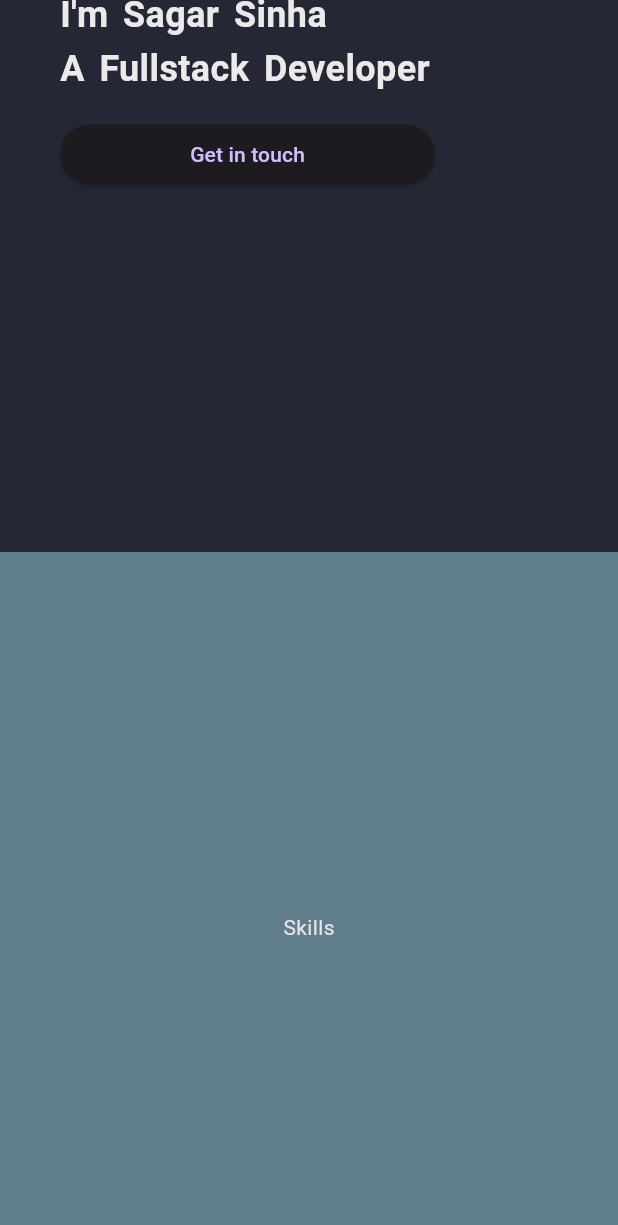
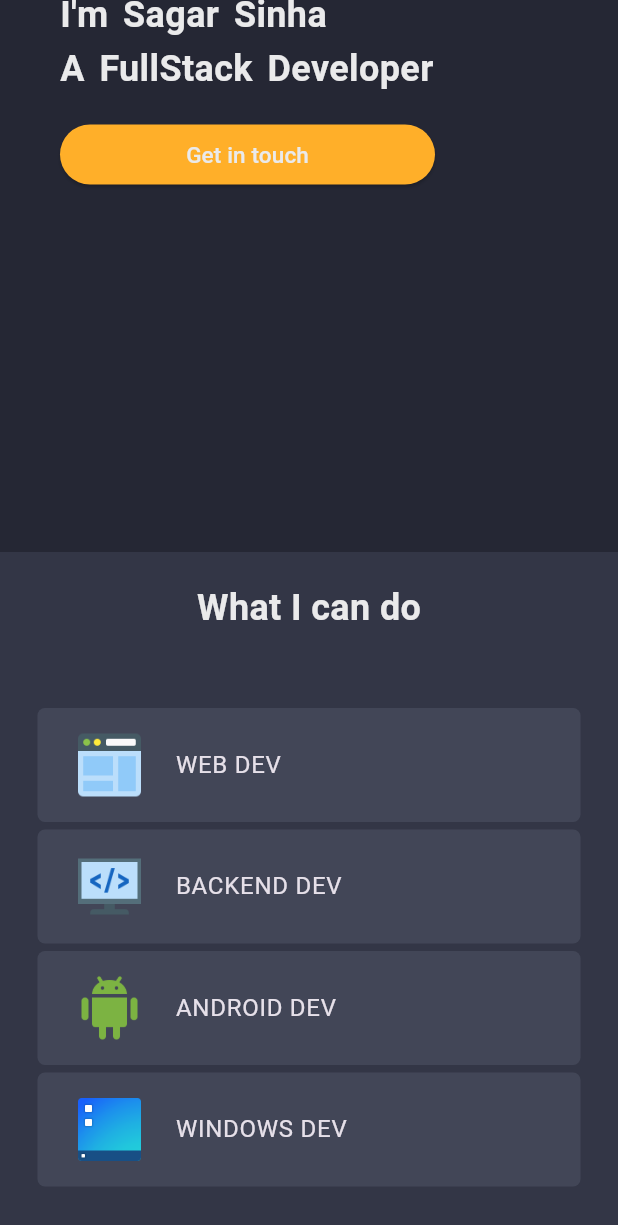
Before and after one commit to sagarsinha1803/portfolio_web, a Flutter app: the screen it shows after launch, scrolled down 576 dp, on a phone screen of 412 x 824 dp. Shown: the top 1225 px of the screen. Run offline on Flutter 3.47's test engine with Material 3 defaults, Android fonts, the phone set to English and light mode, and no system bars.

Commit message:
[feature-branch] - Added skill section for both mobile and desktop view

```diff
--- a/lib/constants/nav_items.dart
+++ b/lib/constants/nav_items.dart
@@ -4,8 +4,8 @@ List<String> navTitles = ["Home", "Skills", "Projects", "Blog", "Contact"];
 
 List<IconData> navIcons = [
   Icons.home,
-  Icons.android_outlined,
-  Icons.back_hand,
+  Icons.handyman_outlined,
+  Icons.apps,
   Icons.web,
   Icons.quick_contacts_mail
 ];
--- a/lib/constants/size.dart
+++ b/lib/constants/size.dart
@@ -1 +1,5 @@
 const double minDesktopWindowWidth = 600.0;
+
+const double minDesktopWindowWidthImage = 600.0;
+
+const double minSkillWindowWidth = 800.0;
--- /dev/null
+++ b/lib/constants/skill_items.dart
@@ -0,0 +1,45 @@
+const List<Map> platformIcon = [
+  {
+    "img": "assets/icons8-web-96.png",
+    "title": "WEB DEV",
+  },
+  {
+    "img": "assets/icons8-programming-96.png",
+    "title": "BACKEND DEV",
+  },
+  {
+    "img": "assets/icons8-android-144.png",
+    "title": "ANDROID DEV",
+  },
+  {
+    "img": "assets/icons8-desktop-96.png",
+    "title": "WINDOWS DEV",
+  },
+];
+
+const List<Map> skillList = [
+  {
+    "img": "assets/icons8-flutter-144.png",
+    "title": "Flutter",
+  },
+  {
+    "img": "assets/icons8-dart-144.png",
+    "title": "Dart",
+  },
+  {
+    "img": "assets/icons8-python-144.png",
+    "title": "Python",
+  },
+  {
+    "img": "assets/icons8-flask-128.png",
+    "title": "Flask",
+  },
+  {
+    "img": "assets/icons8-java-144.png",
+    "title": "Java",
+  },
+  {
+    "img": "assets/icons8-docker-144.png",
+    "title": "Docker",
+  },
+];
--- a/lib/pages/home_page.dart
+++ b/lib/pages/home_page.dart
@@ -7,6 +7,8 @@ import 'package:portfolio_web/widgets/header_bar_mobile.dart';
 import 'package:portfolio_web/widgets/main_desktop.dart';
 import 'package:portfolio_web/widgets/main_mobile.dart';
 import 'package:portfolio_web/widgets/mobile_view_drawer.dart';
+import 'package:portfolio_web/widgets/skill_destop.dart';
+import 'package:portfolio_web/widgets/skill_mobile.dart';
 
 class Homepage extends StatefulWidget {
   const Homepage({super.key});
@@ -42,7 +44,7 @@ class _HomepageState extends State<Homepage> {
                 },
               ),
 
-            if (constraints.maxWidth >= minDesktopWindowWidth)
+            if (constraints.maxWidth >= minDesktopWindowWidthImage)
               MainDesktopView(
                 screenWidth: screenSize.width,
                 screenHeight: screenSize.height,
@@ -54,13 +56,33 @@ class _HomepageState extends State<Homepage> {
               ),
             //Skills
             Container(
-              height: 500,
-              width: double.maxFinite,
-              color: Colors.blueGrey,
-              child: const Center(
-                child: Text("Skills"),
+              width: screenSize.width,
+              padding: const EdgeInsets.fromLTRB(25, 20, 25, 60),
+              color: CustomColor.bgLight1,
+              child: Column(
+                mainAxisSize: MainAxisSize.min,
+                children: [
+                  //Title
+                  const Text(
+                    "What I can do",
+                    style: TextStyle(
+                      fontSize: 24,
+                      fontWeight: FontWeight.bold,
+                      color: CustomColor.whitePrimary,
+                    ),
+                  ),
+                  const SizedBox(
+                    height: 50,
+                  ),
+                  // Platform and skill
+                  if (constraints.maxWidth >= minSkillWindowWidth)
+                    const SkillDesktopView()
+                  else
+                    const SkillMobileView()
+                ],
               ),
             ),
+
             //Projects
             Container(
               height: 500,
--- a/lib/styles/style.dart
+++ b/lib/styles/style.dart
@@ -10,3 +10,13 @@ BoxDecoration navBoxdecorate = BoxDecoration(
   ),
   borderRadius: BorderRadius.circular(100),
 );
+
+ButtonStyle elevatedButtonStyle = ElevatedButton.styleFrom(
+  backgroundColor: CustomColor.yellowPrimary,
+);
+
+const TextStyle elevatedButtonTextStyle = TextStyle(
+  color: CustomColor.whitePrimary,
+  fontWeight: FontWeight.w500,
+  fontSize: 15,
+);
--- a/lib/widgets/main_mobile.dart
+++ b/lib/widgets/main_mobile.dart
@@ -1,5 +1,6 @@
 import 'package:flutter/material.dart';
 import 'package:portfolio_web/constants/colors.dart';
+import 'package:portfolio_web/styles/style.dart';
 
 class MainMobileView extends StatelessWidget {
   const MainMobileView({
@@ -42,7 +43,7 @@ class MainMobileView extends StatelessWidget {
             height: 30,
           ),
           const Text(
-            "Hi,\nI'm Sagar Sinha\nA Fullstack Developer",
+            "Hi,\nI'm Sagar Sinha\nA FullStack Developer",
             style: TextStyle(
               fontSize: 24.0,
               height: 1.5,
@@ -58,7 +59,11 @@ class MainMobileView extends StatelessWidget {
             width: 250,
             child: ElevatedButton(
               onPressed: () {},
-              child: const Text("Get in touch"),
+              style: elevatedButtonStyle,
+              child: const Text(
+                "Get in touch",
+                style: elevatedButtonTextStyle,
+              ),
             ),
           ),
           //elevated button
--- /dev/null
+++ b/lib/widgets/skill_mobile.dart
@@ -0,0 +1,64 @@
+import 'package:flutter/material.dart';
+import 'package:portfolio_web/constants/colors.dart';
+import 'package:portfolio_web/constants/skill_items.dart';
+
+class SkillMobileView extends StatelessWidget {
+  const SkillMobileView({super.key});
+
+  @override
+  Widget build(BuildContext context) {
+    return ConstrainedBox(
+      constraints: const BoxConstraints(
+        maxWidth: 500.0,
+      ),
+      child: Column(
+        children: [
+          // platform
+          for (int i = 0; i < platformIcon.length; i++)
+            Container(
+              margin: const EdgeInsets.only(bottom: 5.0),
+              width: double.maxFinite,
+              decoration: BoxDecoration(
+                  color: CustomColor.bglight2,
+                  borderRadius: BorderRadius.circular(5.0)),
+              child: ListTile(
+                contentPadding: const EdgeInsets.symmetric(
+                  horizontal: 20.0,
+                  vertical: 10.0,
+                ),
+                leading: Image.asset(platformIcon[i]["img"]),
+                title: Text(platformIcon[i]["title"]),
+              ),
+            ),
+          // skills
+
+          const SizedBox(
+            height: 50,
+          ),
+          Wrap(
+            spacing: 10,
+            runSpacing: 10,
+            alignment: WrapAlignment.center,
+            children: [
+              for (int i = 0; i < skillList.length; i++)
+                Chip(
+                  backgroundColor: CustomColor.bglight2,
+                  side: BorderSide.none,
+                  shape: RoundedRectangleBorder(
+                    borderRadius: BorderRadius.circular(30),
+                  ),
+                  padding: const EdgeInsets.symmetric(
+                    horizontal: 16.0,
+                    vertical: 12.0,
+                  ),
+                  label: Text(skillList[i]["title"]),
+                  avatar:
+                      Image.asset(skillList[i]["img"], width: double.maxFinite),
+                ),
+            ],
+          )
+        ],
+      ),
+    );
+  }
+}
```
Also changed, not shown: lib/widgets/main_desktop.dart (+19 -5 lines), lib/widgets/skill_destop.dart (added, +82 -0 lines), assets/icons8-android-144.png (added), assets/icons8-dart-144.png (added), assets/icons8-desktop-96.png (added), assets/icons8-docker-144.png (added), assets/icons8-flask-128.png (added), assets/icons8-flutter-144.png (added), assets/icons8-java-144.png (added), assets/icons8-programming-96.png (added), assets/icons8-python-144.png (added), assets/icons8-web-96.png (added).
